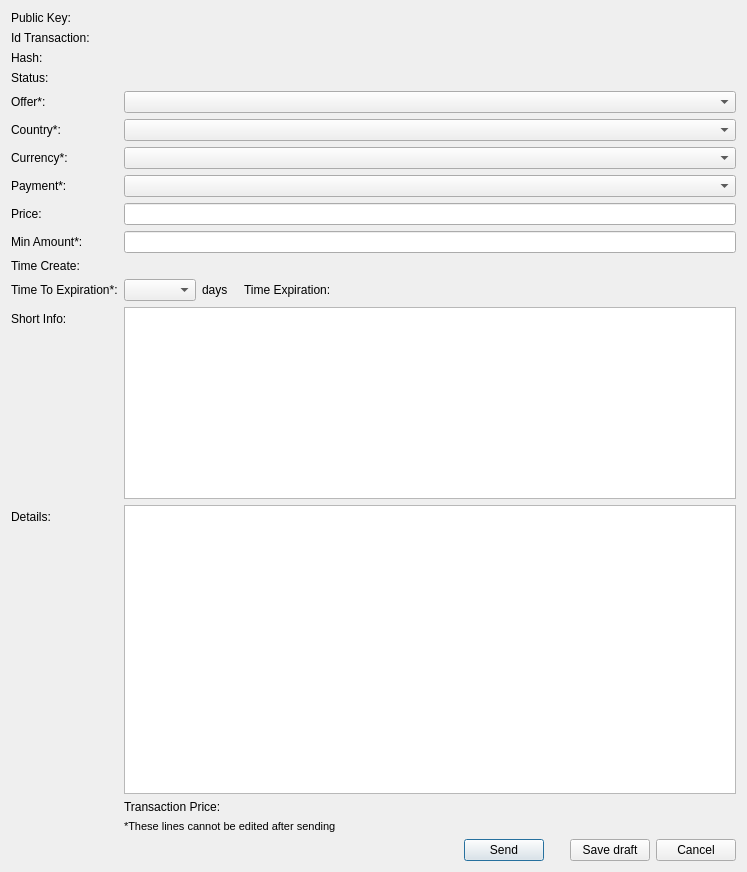
ivansib/sibcoin-old, file src/qt/forms/offerdetailseditor.ui: the form before one commit.
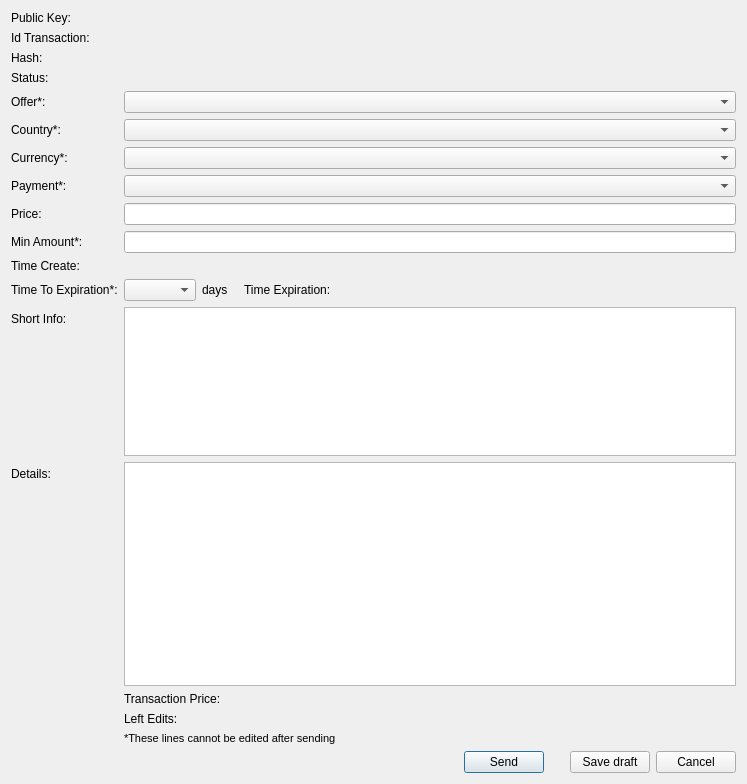
The form after the commit. Custom widgets are drawn as their Qt base class.

Commit message: add message about left edits in form offer

The edit to the form file:
```diff
--- a/src/qt/forms/offerdetailseditor.ui
+++ b/src/qt/forms/offerdetailseditor.ui
@@ -7,7 +7,7 @@
     <x>0</x>
     <y>0</y>
     <width>747</width>
-    <height>872</height>
+    <height>784</height>
    </rect>
   </property>
   <property name="windowTitle">
@@ -337,6 +337,24 @@
     </layout>
    </item>
    <item row="15" column="1">
+    <layout class="QHBoxLayout" name="horizontalLayout_4">
+     <item>
+      <widget class="QLabel" name="lLeftEdits">
+       <property name="text">
+        <string>Left Edits:</string>
+       </property>
+      </widget>
+     </item>
+     <item>
+      <widget class="QLabel" name="lEditLeftEdits">
+       <property name="text">
+        <string/>
+       </property>
+      </widget>
+     </item>
+    </layout>
+   </item>
+   <item row="16" column="1">
     <widget class="QLabel" name="lMessage">
      <property name="font">
       <font>
@@ -348,7 +366,7 @@
      </property>
     </widget>
    </item>
-   <item row="16" column="1">
+   <item row="17" column="1">
     <layout class="QHBoxLayout" name="horizontalLayout_2">
      <item>
       <spacer name="horizontalSpacer_2">
```
The commit also changes 4 other files.
